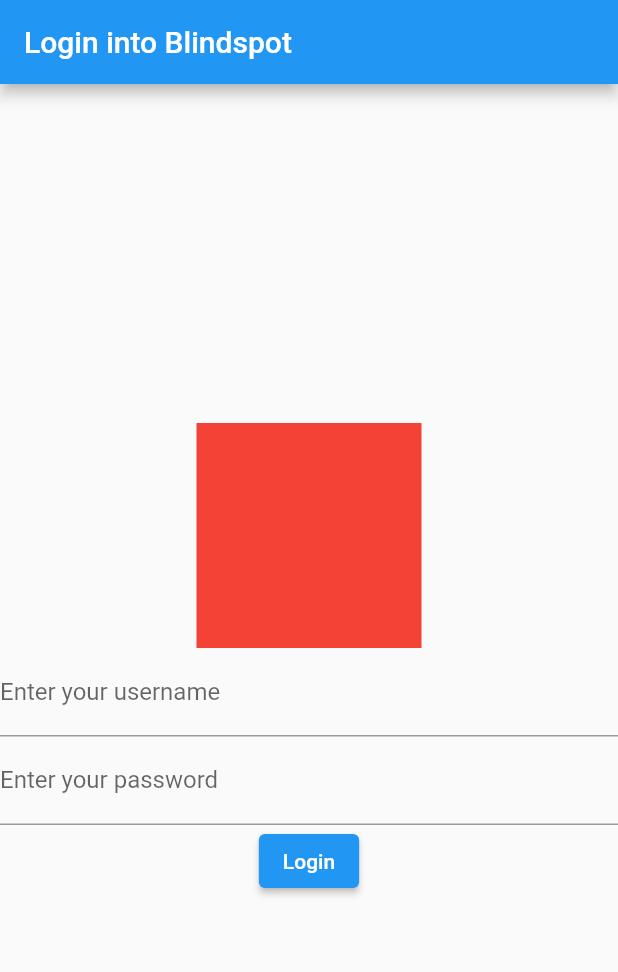
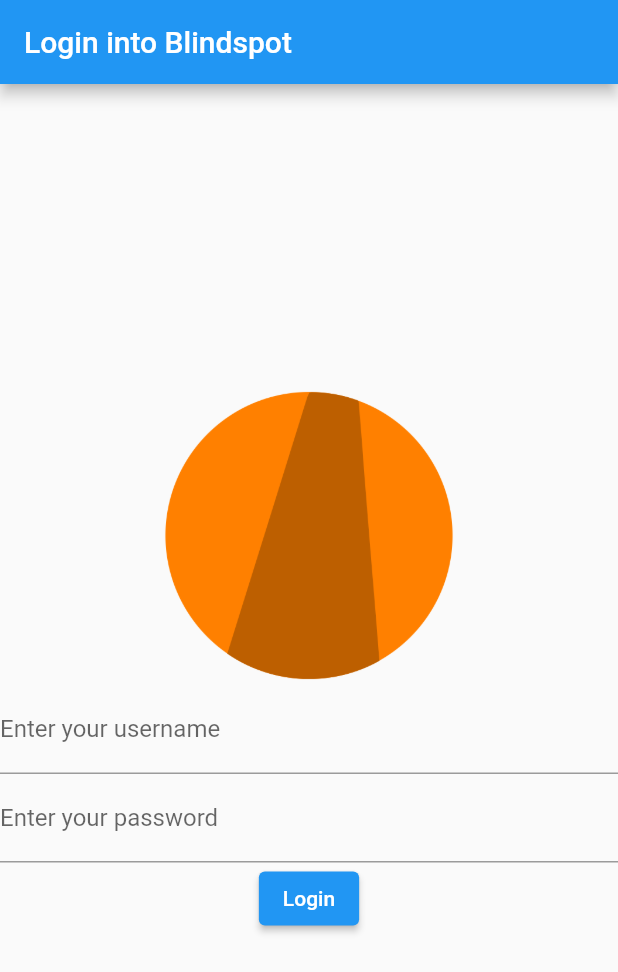
Before and after one commit to perperam/Blindspot, a Flutter app: the screen it shows after launch, on a phone screen of 412 x 824 dp. Shown: the top 972 px of the screen. Run offline on Flutter 3.47's test engine with Material 2 defaults, Android fonts, the phone set to English and light mode, and no system bars.

Commit message:
logo and code cleaning

```diff
--- a/lib/screens/screen_login.dart
+++ b/lib/screens/screen_login.dart
@@ -6,13 +6,17 @@
   Widget build(BuildContext context){
     return Scaffold(
         appBar: AppBar(
-            title: Text("Login into Blindspot")
+            title: const Text("Login into Blindspot")
         ),
         body: Column(
             mainAxisAlignment: MainAxisAlignment.center,
             crossAxisAlignment: CrossAxisAlignment.center,
             children: [
-                Container(width: 150, height: 150, color: Colors.red),
+                const Image(
+                  image: AssetImage('assets/logo.png'),
+                  width: 200,
+                  height: 200
+                ),
                 TextFormField(
                   decoration: const InputDecoration(
                     border: UnderlineInputBorder(),
@@ -25,15 +29,9 @@
                     labelText: 'Enter your password',
                   ),
                 ),
-                ElevatedButton(onPressed: () => Navigator.push (context, MaterialPageRoute(builder: (_) => HomeRoute() )), child: Text('Login'))
+                ElevatedButton(onPressed: () => Navigator.push (context, MaterialPageRoute(builder: (_) => HomeRoute() )), child: const Text('Login'))
               ]
         )
     );
-
-
-        // Center(child:(
-        //     //FlutterLogin(onLogin: ),
-        //     ElevatedButton(child: Text('Login'), color: CupertinoColors.activeBlue, onPressed: () => Navigator.push (context, CupertinoPageRoute(builder: (_) => HomeScreen() )))
-        // )));
   }
 }
```
Also changed, not shown: pubspec.yaml (+3 -4 lines), assets/logo.png (added), pubspec.lock.
